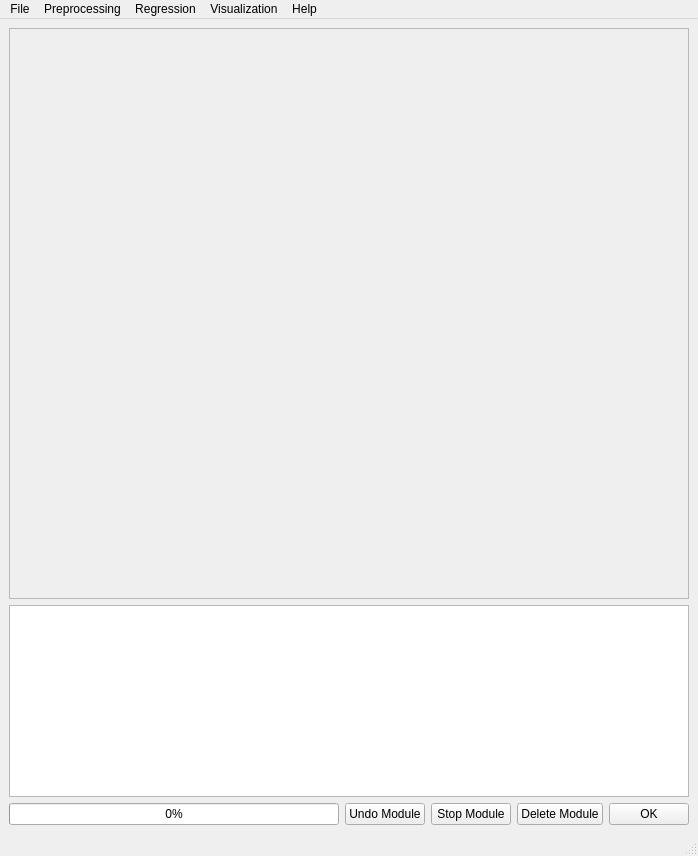
Old version of the form ui/MainWindow.ui in the repository tisaconundrum2/PySAT-GUI.
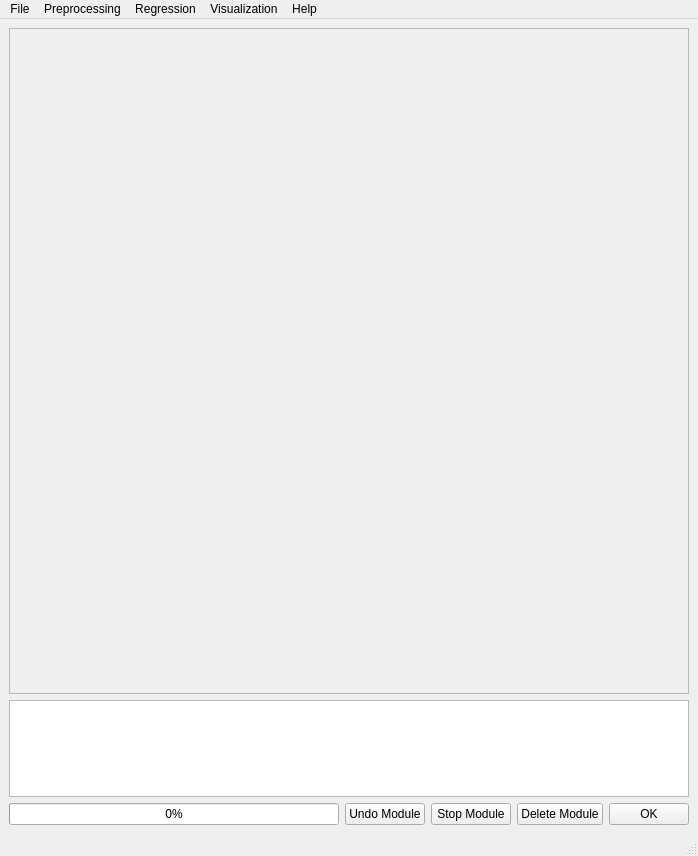
New version of the form.

Commit message:
Shrink down the textBrowser
It was a little too big

Diff of the .ui file:
```diff
--- a/ui/MainWindow.ui
+++ b/ui/MainWindow.ui
@@ -26,7 +26,7 @@
          <x>0</x>
          <y>0</y>
          <width>678</width>
-         <height>566</height>
+         <height>661</height>
         </rect>
        </property>
        <layout class="QVBoxLayout" name="verticalLayout_3">
@@ -48,6 +48,12 @@
         <verstretch>0</verstretch>
        </sizepolicy>
       </property>
+      <property name="maximumSize">
+       <size>
+        <width>16777215</width>
+        <height>97</height>
+       </size>
+      </property>
      </widget>
     </item>
     <item>
```
The commit also changes 1 other file.
